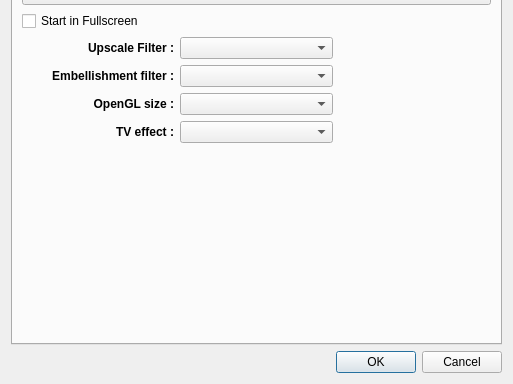
Qt form yabause/src/qt/ui/UISettings.ui (Yabause/yabause) before a commit; both pictures show x 0 to 513 and y 179 to 563 of the 513 by 563 pixel window.
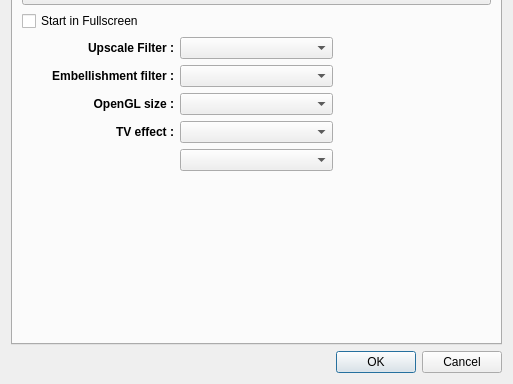
The same form after that commit. The open tabs and pages were chosen to show the change. Custom widgets are drawn as their Qt base class.

Commit message: Reintroduce tesselation in qt

The edit to the form file:
```diff
--- a/yabause/src/qt/ui/UISettings.ui
+++ b/yabause/src/qt/ui/UISettings.ui
@@ -385,6 +385,9 @@
        <item row="23" column="1">
         <widget class="QComboBox" name="cbScanlineFilter"/>
        </item>
+       <item row="24" column="1">
+        <widget class="QComboBox" name="cbPolygonGeneration"/>
+       </item>
       </layout>
      </widget>
      <widget class="QWidget" name="wSound">
```
The commit also changes 2 other files.
